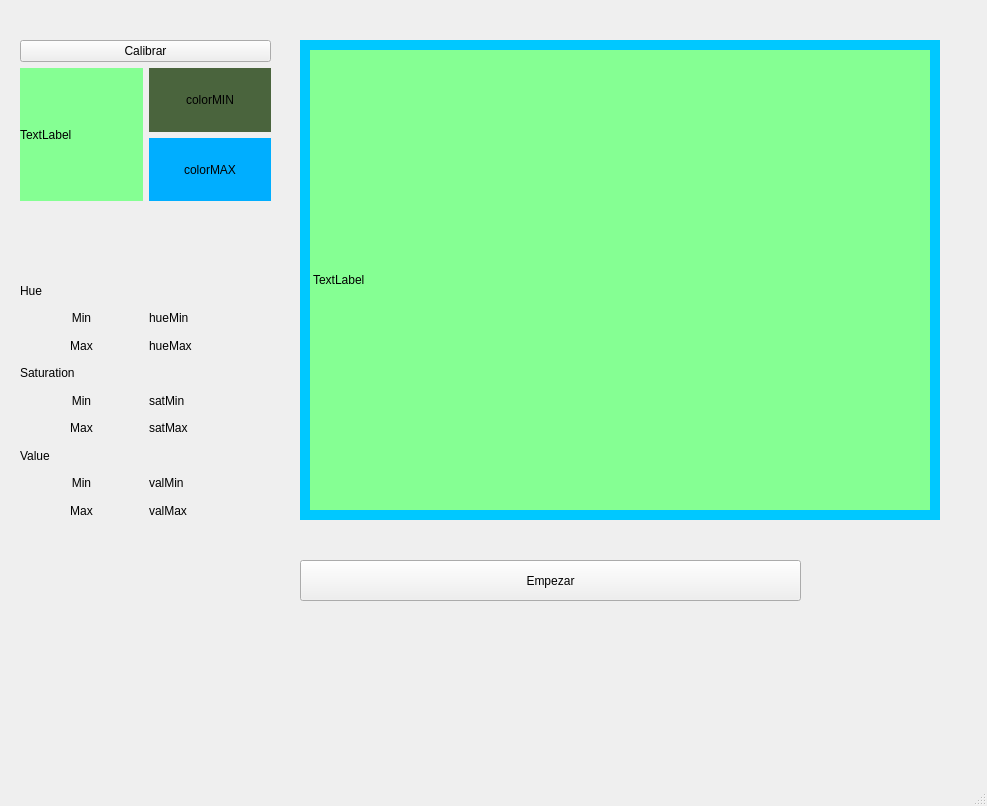
Above: ui/MainUI.ui from Kolark/Proyecto1VisionArtificial before the change. Below: the same form after it.
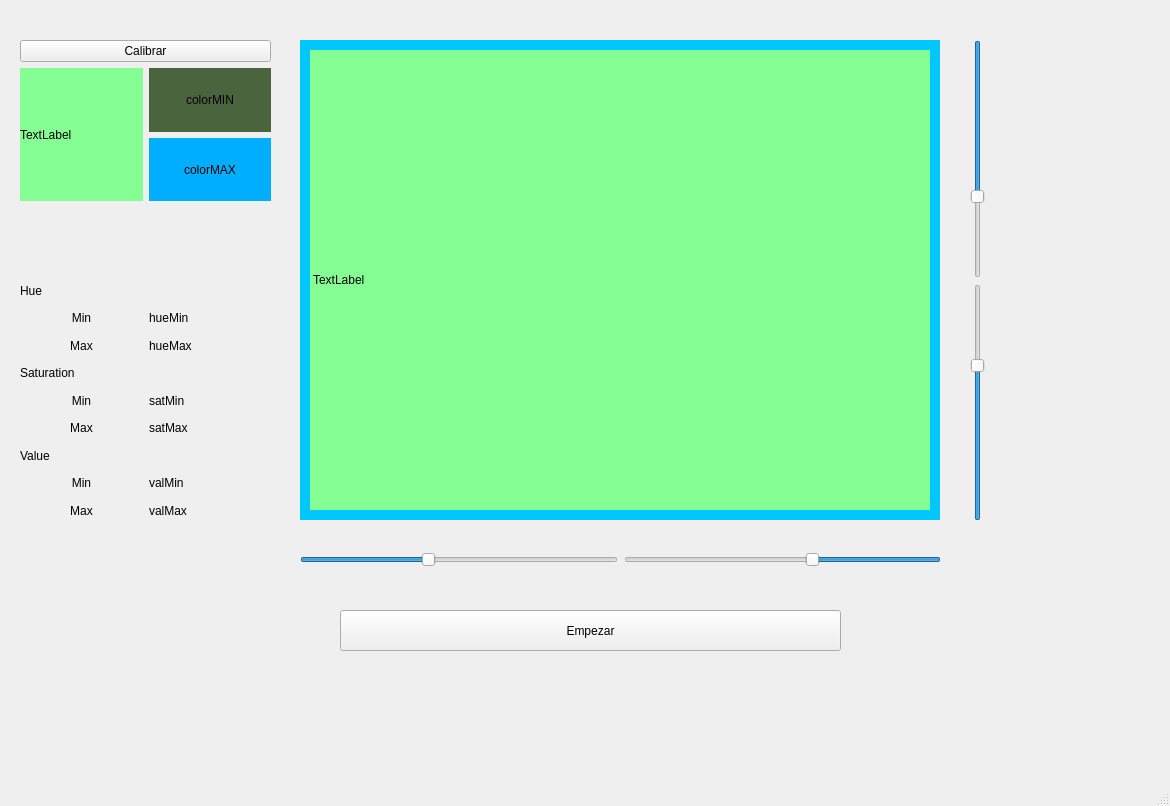
That is the form after the change.

```diff
--- a/ui/MainUI.ui
+++ b/ui/MainUI.ui
@@ -6,7 +6,7 @@
    <rect>
     <x>0</x>
     <y>0</y>
-    <width>987</width>
+    <width>1170</width>
     <height>806</height>
    </rect>
   </property>
@@ -280,8 +280,8 @@
    <widget class="QPushButton" name="btnEmpezar">
     <property name="geometry">
      <rect>
-      <x>300</x>
-      <y>560</y>
+      <x>340</x>
+      <y>610</y>
       <width>501</width>
       <height>41</height>
      </rect>
@@ -290,6 +290,100 @@
      <string>Empezar</string>
     </property>
    </widget>
+   <widget class="QWidget" name="horizontalLayoutWidget">
+    <property name="geometry">
+     <rect>
+      <x>300</x>
+      <y>520</y>
+      <width>641</width>
+      <height>80</height>
+     </rect>
+    </property>
+    <layout class="QHBoxLayout" name="horizontalLayout_4">
+     <item>
+      <widget class="QSlider" name="leftSlider">
+       <property name="minimum">
+        <number>50</number>
+       </property>
+       <property name="maximum">
+        <number>175</number>
+       </property>
+       <property name="value">
+        <number>100</number>
+       </property>
+       <property name="orientation">
+        <enum>Qt::Horizontal</enum>
+       </property>
+      </widget>
+     </item>
+     <item>
+      <widget class="QSlider" name="rightSlider">
+       <property name="minimum">
+        <number>50</number>
+       </property>
+       <property name="maximum">
+        <number>175</number>
+       </property>
+       <property name="value">
+        <number>100</number>
+       </property>
+       <property name="orientation">
+        <enum>Qt::Horizontal</enum>
+       </property>
+       <property name="invertedAppearance">
+        <bool>true</bool>
+       </property>
+      </widget>
+     </item>
+    </layout>
+   </widget>
+   <widget class="QWidget" name="verticalLayoutWidget_4">
+    <property name="geometry">
+     <rect>
+      <x>970</x>
+      <y>40</y>
+      <width>51</width>
+      <height>481</height>
+     </rect>
+    </property>
+    <layout class="QVBoxLayout" name="verticalLayout_5">
+     <item>
+      <widget class="QSlider" name="upSlider">
+       <property name="minimum">
+        <number>25</number>
+       </property>
+       <property name="maximum">
+        <number>100</number>
+       </property>
+       <property name="value">
+        <number>75</number>
+       </property>
+       <property name="orientation">
+        <enum>Qt::Vertical</enum>
+       </property>
+       <property name="invertedAppearance">
+        <bool>true</bool>
+       </property>
+      </widget>
+     </item>
+     <item>
+      <widget class="QSlider" name="downSlider">
+       <property name="minimum">
+        <number>25</number>
+       </property>
+       <property name="maximum">
+        <number>100</number>
+       </property>
+       <property name="value">
+        <number>75</number>
+       </property>
+       <property name="orientation">
+        <enum>Qt::Vertical</enum>
+       </property>
+      </widget>
+     </item>
+    </layout>
+   </widget>
   </widget>
   <widget class="QMenuBar" name="menubar">
    <property name="geometry">
```
Left out of the diff: 2 changed lines with no effect on the pictures.
